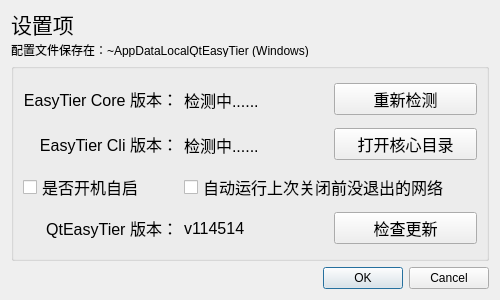
The window that Qt_UI/setting.ui (myqfeng/qt-easy-tier) describes before a commit, drawn with Qt 5.
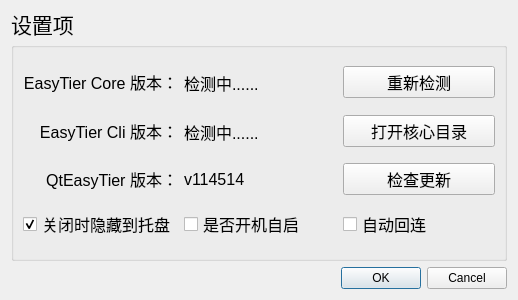
The same window after the commit. Icons and pictures are not drawn.

The edit to the form file:
```diff
--- a/Qt_UI/setting.ui
+++ b/Qt_UI/setting.ui
@@ -6,7 +6,7 @@
    <rect>
     <x>0</x>
     <y>0</y>
-    <width>500</width>
+    <width>518</width>
     <height>300</height>
    </rect>
   </property>
@@ -48,19 +48,6 @@
      </property>
     </widget>
    </item>
-   <item>
-    <widget class="QLabel" name="label_7">
-     <property name="maximumSize">
-      <size>
-       <width>16777215</width>
-       <height>15</height>
-      </size>
-     </property>
-     <property name="text">
-      <string>配置文件保存在：~AppDataLocalQtEasyTier (Windows)</string>
-     </property>
-    </widget>
-   </item>
    <item>
     <widget class="QGroupBox" name="formGroupBox">
      <property name="font">
@@ -69,47 +56,85 @@
       </font>
      </property>
      <layout class="QGridLayout" name="gridLayout">
-      <item row="5" column="2">
+      <item row="6" column="4">
        <widget class="QPushButton" name="newVerPushButton">
         <property name="text">
          <string>检查更新</string>
         </property>
        </widget>
       </item>
-      <item row="2" column="0">
-       <widget class="QLabel" name="label_2">
-        <property name="minimumSize">
-         <size>
-          <width>0</width>
-          <height>35</height>
-         </size>
-        </property>
-        <property name="maximumSize">
-         <size>
-          <width>16777215</width>
-          <height>40</height>
-         </size>
-        </property>
-        <property name="text">
-         <string>&lt;html&gt;&lt;head/&gt;&lt;body&gt;&lt;p align=&quot;right&quot;&gt;EasyTier Cli 版本：&lt;/p&gt;&lt;/body&gt;&lt;/html&gt;</string>
-        </property>
-       </widget>
-      </item>
       <item row="1" column="2">
+       <widget class="QLabel" name="coreVerLabel">
+        <property name="font">
+         <font>
+          <pointsize>12</pointsize>
+          <hintingpreference>PreferDefaultHinting</hintingpreference>
+         </font>
+        </property>
+        <property name="text">
+         <string>检测中......</string>
+        </property>
+       </widget>
+      </item>
+      <item row="1" column="4">
        <widget class="QPushButton" name="detAgainPushButton">
         <property name="text">
          <string>重新检测</string>
         </property>
        </widget>
       </item>
-      <item row="5" column="0">
+      <item row="1" column="0">
+       <widget class="QLabel" name="label">
+        <property name="minimumSize">
+         <size>
+          <width>0</width>
+          <height>35</height>
+         </size>
+        </property>
+        <property name="maximumSize">
+         <size>
+          <width>16777215</width>
+          <height>40</height>
+         </size>
+        </property>
+        <property name="font">
+         <font>
+          <pointsize>12</pointsize>
+          <hintingpreference>PreferDefaultHinting</hintingpreference>
+         </font>
+        </property>
+        <property name="text">
+         <string>&lt;html&gt;&lt;head/&gt;&lt;body&gt;&lt;p align=&quot;right&quot;&gt;EasyTier Core 版本：&lt;/p&gt;&lt;/body&gt;&lt;/html&gt;</string>
+        </property>
+       </widget>
+      </item>
+      <item row="3" column="0">
+       <widget class="QLabel" name="label_2">
+        <property name="minimumSize">
+         <size>
+          <width>0</width>
+          <height>35</height>
+         </size>
+        </property>
+        <property name="maximumSize">
+         <size>
+          <width>16777215</width>
+          <height>40</height>
+         </size>
+        </property>
+        <property name="text">
+         <string>&lt;html&gt;&lt;head/&gt;&lt;body&gt;&lt;p align=&quot;right&quot;&gt;EasyTier Cli 版本：&lt;/p&gt;&lt;/body&gt;&lt;/html&gt;</string>
+        </property>
+       </widget>
+      </item>
+      <item row="6" column="0">
        <widget class="QLabel" name="label_4">
         <property name="text">
          <string>&lt;html&gt;&lt;head/&gt;&lt;body&gt;&lt;p align=&quot;right&quot;&gt;QtEasyTier 版本：&lt;/p&gt;&lt;/body&gt;&lt;/html&gt;</string>
         </property>
        </widget>
       </item>
-      <item row="2" column="1">
+      <item row="3" column="2">
        <widget class="QLabel" name="label_3">
         <property name="minimumSize">
          <size>
@@ -128,34 +153,17 @@
         </property>
        </widget>
       </item>
-      <item row="4" column="0">
-       <widget class="QCheckBox" name="autoStartCheckBox">
-        <property name="text">
-         <string>是否开机自启</string>
-        </property>
-       </widget>
-      </item>
-      <item row="4" column="1" colspan="2">
-       <widget class="QCheckBox" name="autoRuncheckBox">
-        <property name="text">
-         <string>自动运行上次关闭前没退出的网络</string>
-        </property>
-       </widget>
-      </item>
-      <item row="2" column="2">
-       <widget class="QPushButton" name="pushButton_2">
+      <item row="3" column="4">
+       <widget class="QPushButton" name="openFileBtn">
         <property name="text">
          <string>打开核心目录</string>
         </property>
        </widget>
       </item>
-      <item row="1" column="0">
-       <widget class="QLabel" name="label">
-        <property name="minimumSize">
-         <size>
-          <width>0</width>
-          <height>35</height>
-         </size>
+      <item row="8" column="4">
+       <widget class="QCheckBox" name="autoRuncheckBox">
+        <property name="toolTip">
+         <string>自动连接上次退出时未关闭的网络</string>
         </property>
         <property name="maximumSize">
          <size>
@@ -170,30 +178,34 @@
          </font>
         </property>
         <property name="text">
-         <string>&lt;html&gt;&lt;head/&gt;&lt;body&gt;&lt;p align=&quot;right&quot;&gt;EasyTier Core 版本：&lt;/p&gt;&lt;/body&gt;&lt;/html&gt;</string>
+         <string>自动回连</string>
         </property>
        </widget>
       </item>
-      <item row="1" column="1">
-       <widget class="QLabel" name="coreVerLabel">
-        <property name="font">
-         <font>
-          <pointsize>12</pointsize>
-          <hintingpreference>PreferDefaultHinting</hintingpreference>
-         </font>
-        </property>
-        <property name="text">
-         <string>检测中......</string>
-        </property>
-       </widget>
-      </item>
-      <item row="5" column="1">
+      <item row="6" column="2">
        <widget class="QLabel" name="versionLabel">
         <property name="text">
          <string>v114514</string>
         </property>
        </widget>
       </item>
+      <item row="8" column="0">
+       <widget class="QCheckBox" name="hideOnTrayBox">
+        <property name="text">
+         <string>关闭时隐藏到托盘</string>
+        </property>
+        <property name="checked">
+         <bool>true</bool>
+        </property>
+       </widget>
+      </item>
+      <item row="8" column="2">
+       <widget class="QCheckBox" name="autoStartCheckBox">
+        <property name="text">
+         <string>是否开机自启</string>
+        </property>
+       </widget>
+      </item>
      </layout>
     </widget>
    </item>
```
Left out of the diff: 12 changed lines with no effect on the pictures.
